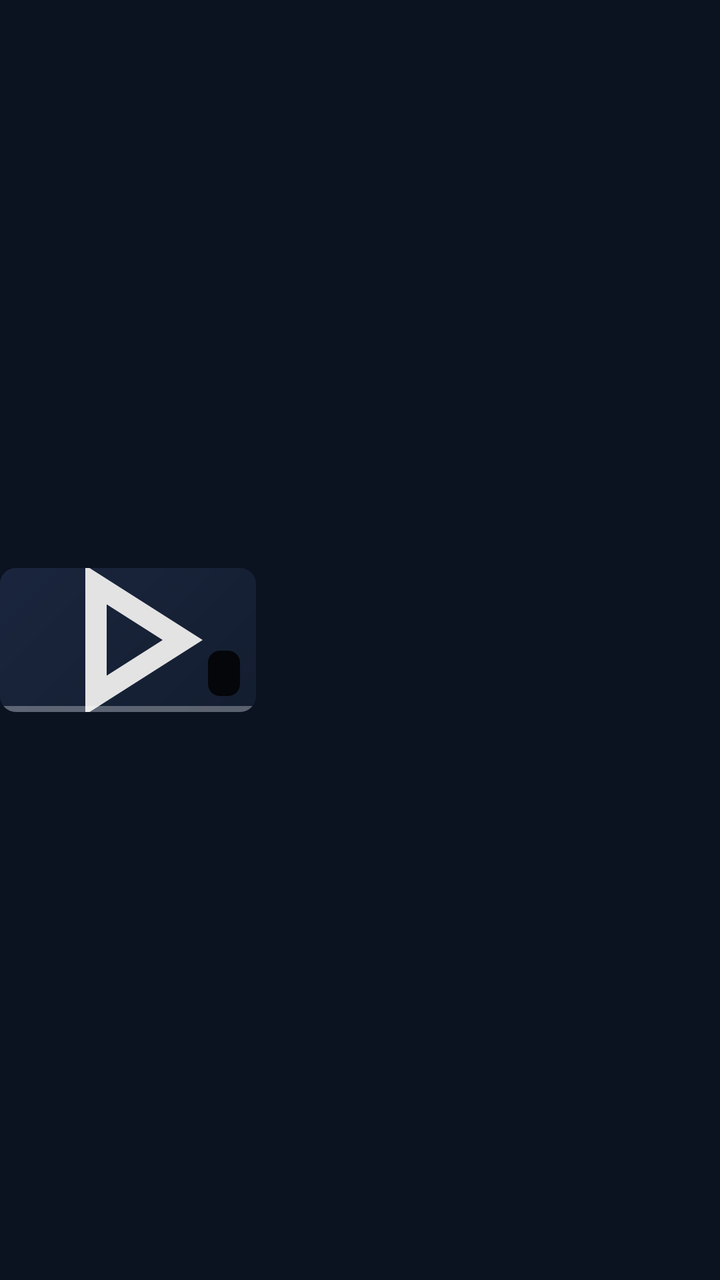
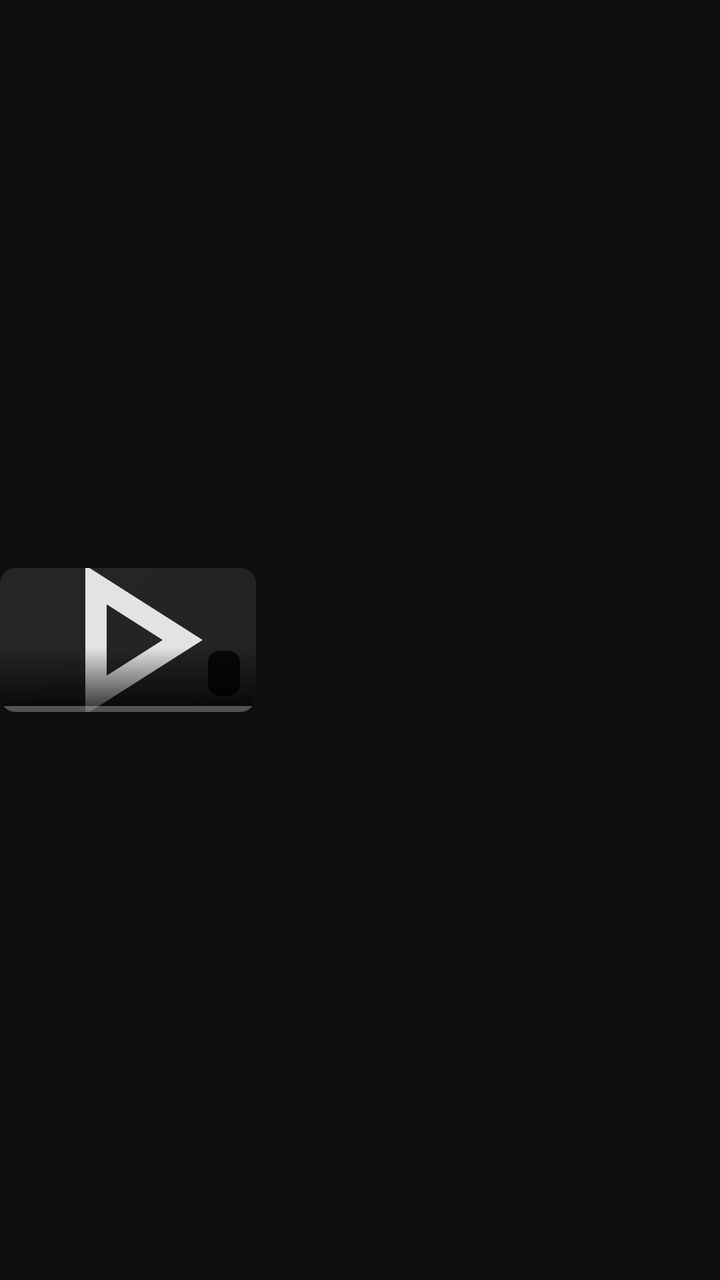

Two renders of the same Android screen: before a commit and after it. Below are the layout's source before the change and the commit's diff.
<!-- AndroidManifest.xml: application theme Theme.NobiStream -->
<!-- res/layout/item_continue_all.xml -->
<?xml version="1.0" encoding="utf-8"?>
<LinearLayout xmlns:android="http://schemas.android.com/apk/res/android"
    android:layout_width="match_parent"
    android:layout_height="wrap_content"
    android:background="?attr/selectableItemBackground"
    android:gravity="center_vertical"
    android:orientation="horizontal"
    android:paddingTop="@dimen/spacing_8"
    android:paddingBottom="@dimen/spacing_8">

    <FrameLayout
        android:layout_width="@dimen/see_all_thumb_width"
        android:layout_height="72dp"
        android:background="@drawable/v8_thumb_rounded_8"
        android:clipToOutline="true">

        <ImageView
            android:id="@+id/continueAllThumb"
            android:layout_width="match_parent"
            android:layout_height="match_parent"
            android:contentDescription="@string/home_continue_watching"
            android:scaleType="centerCrop"
            android:src="@drawable/bg_thumb_placeholder" />

        <TextView
            android:id="@+id/continueAllDuration"
            android:layout_width="wrap_content"
            android:layout_height="wrap_content"
            android:layout_gravity="bottom|end"
            android:layout_margin="@dimen/spacing_8"
            android:background="@drawable/v8_badge_dark"
            android:paddingStart="@dimen/spacing_8"
            android:paddingTop="@dimen/spacing_4"
            android:paddingEnd="@dimen/spacing_8"
            android:paddingBottom="@dimen/spacing_4"
            android:textColor="#FFFFFF"
            android:textSize="@dimen/text_badge"
            android:textStyle="bold" />

        <ProgressBar
            android:id="@+id/continueAllProgress"
            style="?android:attr/progressBarStyleHorizontal"
            android:layout_width="match_parent"
            android:layout_height="@dimen/progress_bar_height"
            android:layout_gravity="bottom"
            android:max="100"
            android:progress="0"
            android:progressDrawable="@drawable/progress_video" />
    </FrameLayout>

    <LinearLayout
        android:layout_width="0dp"
        android:layout_height="wrap_content"
        android:layout_marginStart="@dimen/spacing_12"
        android:layout_weight="1"
        android:orientation="vertical">

        <TextView
            android:id="@+id/continueAllTitle"
            android:layout_width="match_parent"
            android:layout_height="wrap_content"
            android:ellipsize="end"
            android:fontFamily="sans-serif-medium"
            android:maxLines="2"
            android:textColor="@color/text_primary"
            android:textSize="@dimen/text_body" />

        <TextView
            android:id="@+id/continueAllMeta"
            android:layout_width="match_parent"
            android:layout_height="wrap_content"
            android:layout_marginTop="@dimen/spacing_4"
            android:maxLines="1"
            android:textColor="@color/text_secondary"
            android:textSize="@dimen/text_caption" />
    </LinearLayout>
</LinearLayout>
<!-- resources referenced by this layout -->
<resources>
  <color name="text_primary">#FFFFFF</color>
  <color name="text_secondary">#9AA8BC</color>
  <dimen name="progress_bar_height">3dp</dimen>
  <dimen name="see_all_thumb_width">128dp</dimen>
  <dimen name="spacing_12">12dp</dimen>
  <dimen name="spacing_4">4dp</dimen>
  <dimen name="spacing_8">8dp</dimen>
  <dimen name="text_badge">11sp</dimen>
  <dimen name="text_body">14sp</dimen>
  <dimen name="text_caption">12sp</dimen>
  <!-- drawable v8_badge_dark (drawable) -->
  <?xml version="1.0" encoding="utf-8"?>
  <shape xmlns:android="http://schemas.android.com/apk/res/android"
      android:shape="rectangle">
      <solid android:color="@color/badge_dark_bg" />
      <corners android:radius="6dp" />
  </shape>
  <!-- drawable v8_thumb_rounded_8 (drawable) -->
  <?xml version="1.0" encoding="utf-8"?>
  <shape xmlns:android="http://schemas.android.com/apk/res/android"
      android:shape="rectangle">
      <solid android:color="@color/surface" />
      <corners android:radius="8dp" />
  </shape>
  <string name="home_continue_watching">Continue Watching</string>
  <color name="surface_variant">#1B2740</color>
  <color name="surface">#131C2E</color>
  <!-- drawable ic_play (drawable) -->
  <vector xmlns:android="http://schemas.android.com/apk/res/android"
      android:width="24dp"
      android:height="24dp"
      android:viewportWidth="960"
      android:viewportHeight="960">
      
      <group android:translateY="960">
          <path
              android:fillColor="#E3E3E3"
              android:pathData="M320-200v-560l440 280-440 280Zm80-280Zm0 134 210-134-210-134v268Z" />
      </group>
  </vector>
  <color name="progress_track">#4DFFFFFF</color>
  <color name="progress_played">#229ED9</color>
  <color name="badge_dark_bg">#CC000000</color>
  <color name="primary">#229ED9</color>
  <color name="primary_dark">#1B7FB8</color>
  <color name="background">#0B1220</color>
  <color name="on_surface_variant">#C4D0E0</color>
  <color name="error">#E5484D</color>
  <color name="on_error">#FFFFFF</color>
  <style name="Theme.NobiStream.BottomSheetDialog" parent="ThemeOverlay.Material3.BottomSheetDialog">
          <item name="bottomSheetStyle">@style/Widget.NobiStream.BottomSheet</item>
      </style>
  <style name="Shape.NobiStream.Dialog" parent="ShapeAppearance.Material3.MediumComponent">
          <item name="cornerFamily">rounded</item>
          <item name="cornerSize">@dimen/corner_dialog</item>
      </style>
  <style name="Widget.NobiStream.Button.Text" parent="Widget.Material3.Button.TextButton">
          <item name="android:minHeight">@dimen/button_height_small</item>
          <item name="android:textColor">@color/primary</item>
      </style>
  <style name="Widget.NobiStream.BottomSheet" parent="Widget.Material3.BottomSheet">
          <item name="backgroundTint">@color/surface</item>
          <item name="shapeAppearance">@style/Shape.NobiStream.BottomSheet</item>
      </style>
  <dimen name="corner_dialog">24dp</dimen>
  <dimen name="button_height_small">48dp</dimen>
  <style name="Shape.NobiStream.BottomSheet" parent="ShapeAppearance.Material3.LargeComponent">
          <item name="cornerFamily">rounded</item>
          <item name="cornerSizeTopLeft">@dimen/corner_sheet</item>
          <item name="cornerSizeTopRight">@dimen/corner_sheet</item>
          <item name="cornerSizeBottomLeft">0dp</item>
          <item name="cornerSizeBottomRight">0dp</item>
      </style>
  <dimen name="corner_sheet">24dp</dimen>
  <!-- unchanged entries left out for length: 5 -->
</resources>

<!-- the commit's change to res/layout/item_continue_all.xml (unified diff, before → after) -->
@@ -21,6 +21,13 @@
             android:contentDescription="@string/home_continue_watching"
             android:scaleType="centerCrop"
             android:src="@drawable/bg_thumb_placeholder" />
+
+        
+        <View
+            android:layout_width="match_parent"
+            android:layout_height="32dp"
+            android:layout_gravity="bottom"
+            android:background="@drawable/bg_card_scrim" />
 
         <TextView
             android:id="@+id/continueAllDuration"
<!-- resource entries referenced after the edit -->
@@ -1,7 +1,7 @@
 <!-- resources referenced by this layout -->
 <resources>
-  <color name="text_primary">#FFFFFF</color>
-  <color name="text_secondary">#9AA8BC</color>
+  <color name="text_primary">#F1F1F1</color>
+  <color name="text_secondary">#AAAAAA</color>
   <dimen name="progress_bar_height">3dp</dimen>
   <dimen name="see_all_thumb_width">128dp</dimen>
   <dimen name="spacing_12">12dp</dimen>
@@ -10,6 +10,16 @@
   <dimen name="text_badge">11sp</dimen>
   <dimen name="text_body">14sp</dimen>
   <dimen name="text_caption">12sp</dimen>
+  <!-- drawable bg_card_scrim (drawable) -->
+  <?xml version="1.0" encoding="utf-8"?>
+  <shape xmlns:android="http://schemas.android.com/apk/res/android"
+      android:shape="rectangle">
+      <gradient
+          android:angle="270"
+          android:endColor="#CC000000"
+          android:startColor="#00000000"
+          android:type="linear" />
+  </shape>
   <!-- drawable v8_badge_dark (drawable) -->
   <?xml version="1.0" encoding="utf-8"?>
   <shape xmlns:android="http://schemas.android.com/apk/res/android"
@@ -25,8 +35,8 @@
       <corners android:radius="8dp" />
   </shape>
   <string name="home_continue_watching">Continue Watching</string>
-  <color name="surface_variant">#1B2740</color>
-  <color name="surface">#131C2E</color>
+  <color name="surface_variant">#272727</color>
+  <color name="surface">#212121</color>
   <!-- drawable ic_play (drawable) -->
   <vector xmlns:android="http://schemas.android.com/apk/res/android"
       android:width="24dp"
@@ -45,8 +55,8 @@
   <color name="badge_dark_bg">#CC000000</color>
   <color name="primary">#229ED9</color>
   <color name="primary_dark">#1B7FB8</color>
-  <color name="background">#0B1220</color>
-  <color name="on_surface_variant">#C4D0E0</color>
+  <color name="background">#0F0F0F</color>
+  <color name="on_surface_variant">#C7C7C7</color>
   <color name="error">#E5484D</color>
   <color name="on_error">#FFFFFF</color>
   <style name="Theme.NobiStream.BottomSheetDialog" parent="ThemeOverlay.Material3.BottomSheetDialog">
@@ -64,7 +74,7 @@
           <item name="backgroundTint">@color/surface</item>
           <item name="shapeAppearance">@style/Shape.NobiStream.BottomSheet</item>
       </style>
-  <dimen name="corner_dialog">24dp</dimen>
+  <dimen name="corner_dialog">28dp</dimen>
   <dimen name="button_height_small">48dp</dimen>
   <style name="Shape.NobiStream.BottomSheet" parent="ShapeAppearance.Material3.LargeComponent">
           <item name="cornerFamily">rounded</item>
@@ -73,7 +83,7 @@
           <item name="cornerSizeBottomLeft">0dp</item>
           <item name="cornerSizeBottomRight">0dp</item>
       </style>
-  <dimen name="corner_sheet">24dp</dimen>
+  <dimen name="corner_sheet">28dp</dimen>
   <!-- unchanged entries left out for length: 5 -->
 </resources>
 
